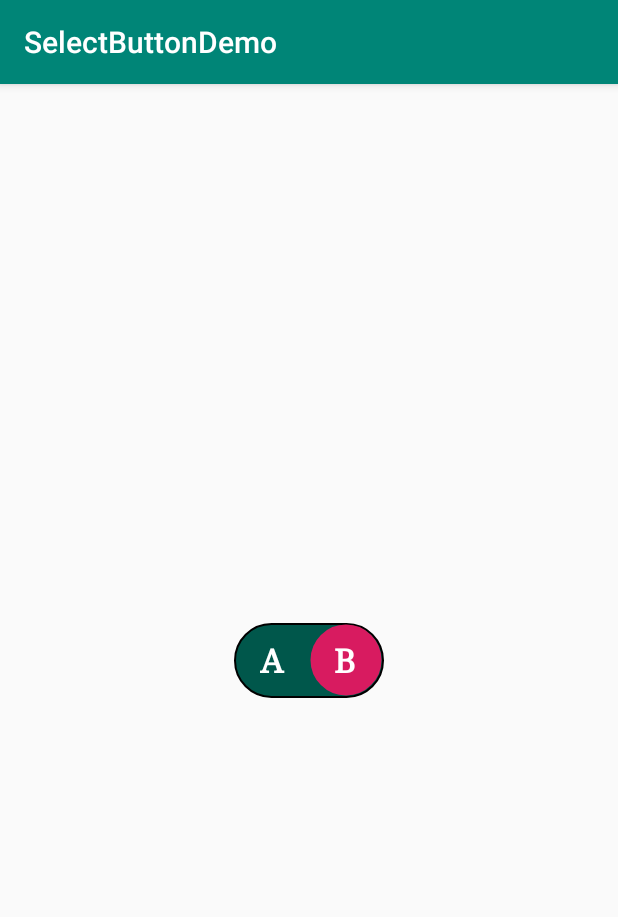
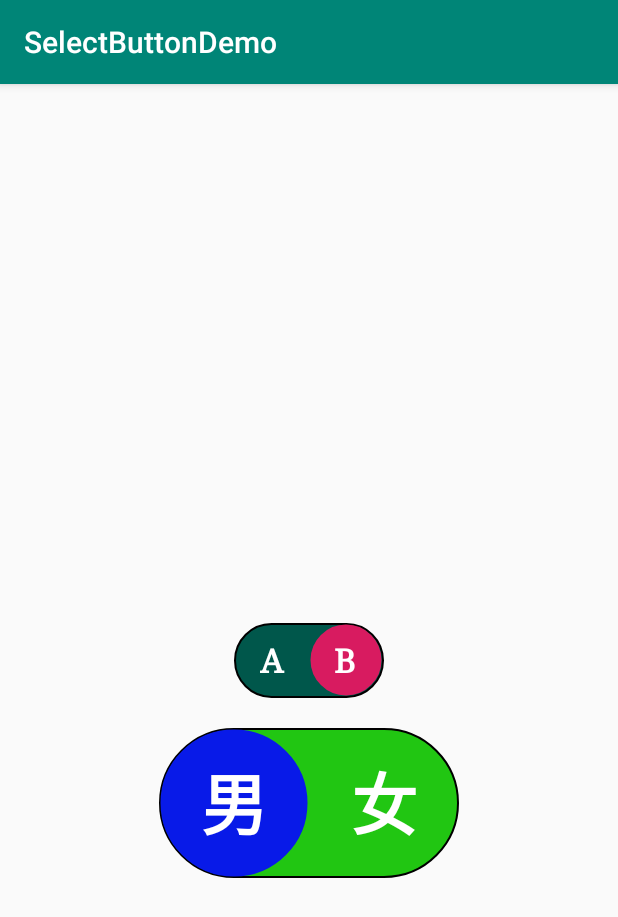
Before and after one commit to hawushuang/SelectButtonDemo, an Android app: the screen it shows after launch (MainActivity), on a phone screen of 412 x 824 dp. Shown: the top 917 px of the screen. Run offline under Robolectric (Android 15) with nearby library versions, the phone set to English and light mode, and no system bars.

Commit message:
增加自定义属性

```diff
--- a/app/src/main/res/layout/activity_main.xml
+++ b/app/src/main/res/layout/activity_main.xml
@@ -18,5 +18,15 @@
             app:layout_constraintLeft_toLeftOf="parent"
             app:layout_constraintRight_toRightOf="parent"
             app:layout_constraintTop_toTopOf="parent"/>
+    <com.aa.selectbutton.SelectButton
+            android:layout_width="wrap_content"
+            android:layout_height="wrap_content"
+            app:bg_color="#FF21C612"
+            app:slide_color="#FF081AE8"
+            app:stroke_width="2"
+            android:layout_marginTop="20dp"
+            app:layout_constraintLeft_toLeftOf="parent"
+            app:layout_constraintRight_toRightOf="parent"
+            app:layout_constraintTop_toBottomOf="@+id/select_button"/>
 
 </android.support.constraint.ConstraintLayout>
```
Also changed, not shown: 1 other file.
